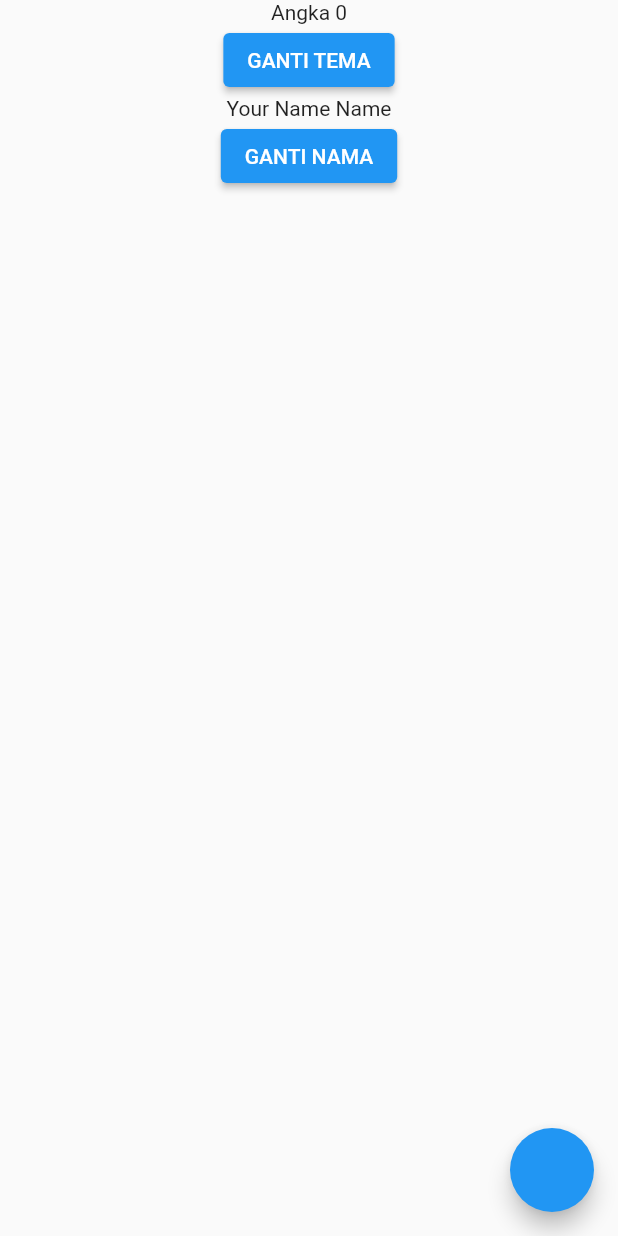
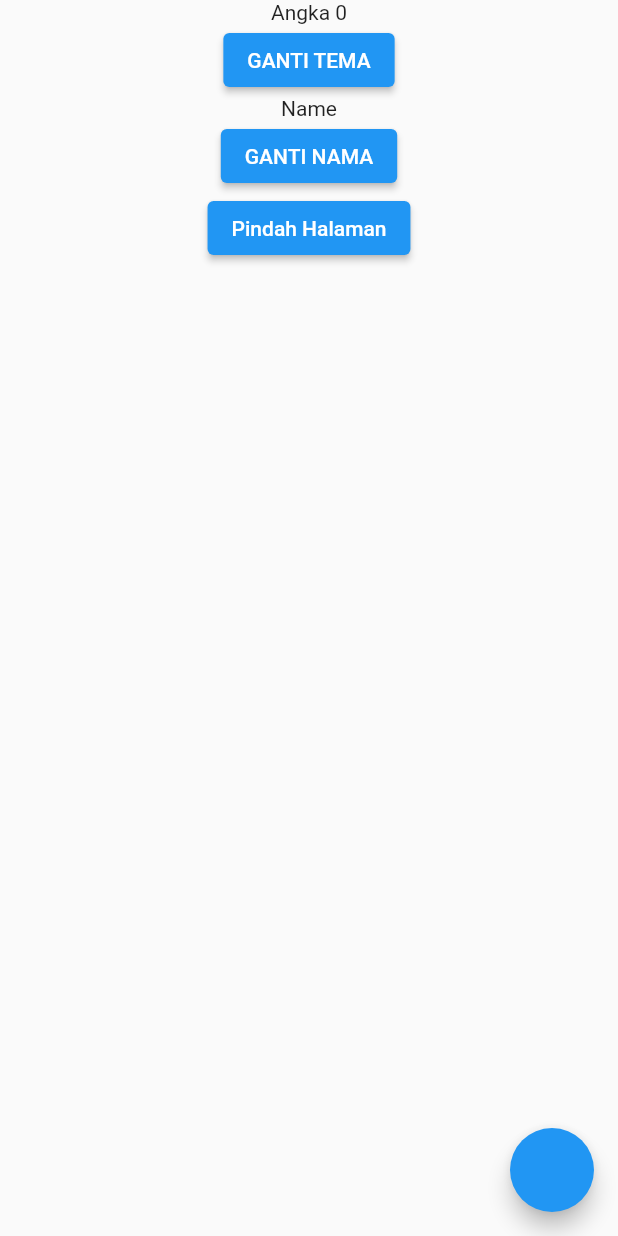
Before and after one commit to dikynugraha1111/state_get_x, a Flutter app: the screen it shows after launch, on a phone screen of 412 x 824 dp. Run offline on Flutter 3.47's test engine with Material 2 defaults, Android fonts, the phone set to English and light mode, and no system bars; our stand-ins replace get.

Commit message:
GetX LifeCycle and Routes

```diff
--- a/lib/get_x/orang_getx.dart
+++ b/lib/get_x/orang_getx.dart
@@ -8,6 +8,7 @@ class OrangGetX extends GetxController {
   void changeName() {
     orangGetX.update((_) {
       orangGetX.value.nama = newName;
+      update();
     });
   }
 }
--- /dev/null
+++ b/lib/get_x/text_field_getx.dart
@@ -0,0 +1,6 @@
+import 'package:flutter/cupertino.dart';
+import 'package:get/get.dart';
+
+class TextFieldGetX extends GetxController {
+  final textController = TextEditingController();
+}
--- a/lib/main.dart
+++ b/lib/main.dart
@@ -1,7 +1,9 @@
 import 'package:flutter/material.dart';
 import 'package:get/get.dart';
+import 'package:state_get_x/ui/pages/text_pages.dart';
 import './get_x/counter_increament.dart';
 import 'get_x/orang_getx.dart';
+import 'ui/widgets/name_widget.dart';
 
 void main() {
   runApp(MyApp());
@@ -16,10 +18,12 @@
 
   @override
   Widget build(BuildContext context) {
-    return Obx(() => MaterialApp(
-          theme: counterI.isDark.value ? ThemeData.dark() : ThemeData.light(),
-          home: MyHomePage(),
-        ));
+    return Obx(
+      () => GetMaterialApp(
+        theme: counterI.isDark.value ? ThemeData.dark() : ThemeData.light(),
+        home: MyHomePage(),
+      ),
+    );
   }
 }
 
@@ -44,14 +48,20 @@
               },
               child: const Text("GANTI TEMA"),
             ),
-            Obx(
-              () => Text("Your Name ${orangGetX.orangGetX.value.nama}"),
-            ),
+            NameWidget(),
             ElevatedButton(
               onPressed: () {
                 orangGetX.changeName();
               },
               child: const Text("GANTI NAMA"),
+            ),
+            ElevatedButton(
+              onPressed: () {
+                Get.to(
+                  () => TextPages(),
+                );
+              },
+              child: const Text("Pindah Halaman"),
             ),
           ],
         ),
--- /dev/null
+++ b/lib/ui/widgets/name_widget.dart
@@ -0,0 +1,22 @@
+import 'package:flutter/material.dart';
+import 'package:get/get.dart';
+import 'package:state_get_x/get_x/orang_getx.dart';
+
+class NameWidget extends StatelessWidget {
+  NameWidget({Key? key}) : super(key: key);
+  final OrangGetX orangGetX = Get.find();
+
+  @override
+  Widget build(BuildContext context) {
+    return GetBuilder<OrangGetX>(
+      init: orangGetX,
+      initState: (_) => print("InitState"),
+      didChangeDependencies: (state) => print("Did Changes"),
+      didUpdateWidget: (oldWidget, state) => print("Did Update Widget"),
+      dispose: (state) => print("Dispose"),
+      builder: (c) {
+        return Text(orangGetX.orangGetX.value.nama);
+      },
+    );
+  }
+}
```
Also changed, not shown: lib/ui/pages/text_pages.dart (added, +20 -0 lines).
